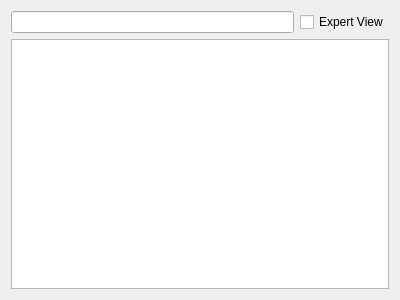
Before: the Qt Designer form TIGLViewer/src/CPACSTreeWidget.ui in DLR-SC/tigl, drawn with Qt 5.
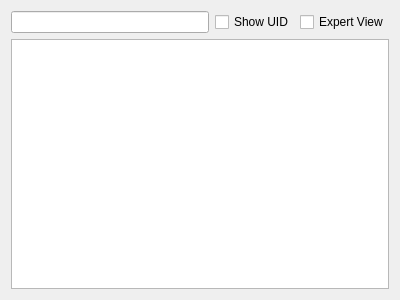
After: the same form once the commit is applied.

Commit message: Hide or show UID in tree feature

Patch:
```diff
--- a/TIGLViewer/src/CPACSTreeWidget.ui
+++ b/TIGLViewer/src/CPACSTreeWidget.ui
@@ -23,6 +23,16 @@
        </property>
       </widget>
      </item>
+     <item>
+      <widget class="QCheckBox" name="showUIDCheckBox">
+       <property name="toolTip">
+        <string>Set the display of the uid column in the tree, remark that if the uid column is enable the search pattern match also the uid. </string>
+       </property>
+       <property name="text">
+        <string>Show UID</string>
+       </property>
+      </widget>
+     </item>
      <item>
       <widget class="QCheckBox" name="expertViewCheckBox">
        <property name="toolTip">
```
The commit also changes 4 other files.
